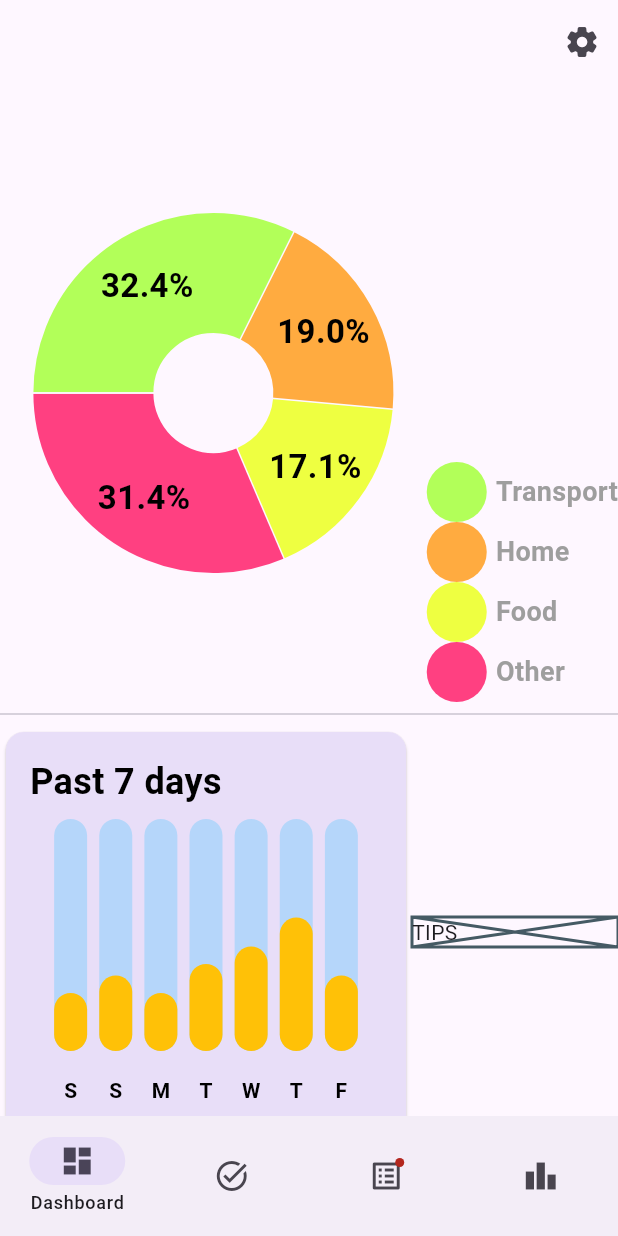
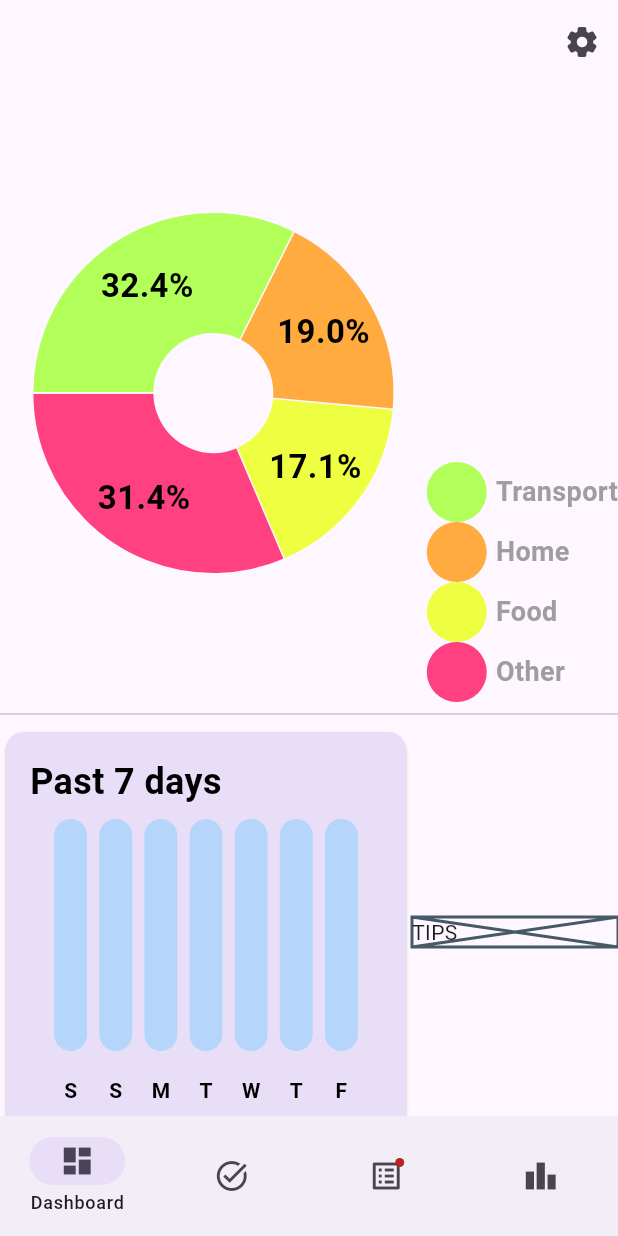
Before and after one commit to jaller698/02122_project, a Flutter app: the screen it shows after launch, after a tap on "Continue as guest", on a phone screen of 412 x 824 dp. Run offline on Flutter 3.47's test engine with Material 3 defaults, Android fonts, the phone set to English and light mode, and no system bars; drawn by our look-alikes of fl_chart; our stand-ins replace flutter_form_builder, form_builder_validators, numberpicker, shared_preferences, sqflite; missing offline and left inert: primer_progress_bar; accounts and stored records are empty; network calls fail.

```diff
--- a/Frontend/lib/src/CarbonTracker/carbon_tracker_controller.dart
+++ b/Frontend/lib/src/CarbonTracker/carbon_tracker_controller.dart
@@ -12,9 +12,11 @@ class CarbonTrackerController with ChangeNotifier {
   factory CarbonTrackerController() => _singleton;
 
   List<CarbonTrackerItem>? _carbonTrackerItems;
-  Future<List<CarbonTrackerItem>> get carbonTrackerItems {
+  Future<List<CarbonTrackerItem>> get carbonTrackerItems async {
     if (_carbonTrackerItems == null) {
-      return loadTrackerItems();
+      var list = await loadTrackerItems();
+      list.sort((a, b) => a.dateAdded.compareTo(b.dateAdded));
+      return list;
     }
     return Future(() => _carbonTrackerItems!);
   }
@@ -22,6 +24,7 @@ class CarbonTrackerController with ChangeNotifier {
   static late Future<Database> _database;
 
   Future<List<CarbonTrackerItem>> loadTrackerItems() async {
+    // TODO - path not able to be found on windows, linux and web
     _database = openDatabase(
       join(await getDatabasesPath(), 'tracker_database.db'),
       onCreate: (db, version) {
@@ -94,6 +97,21 @@ class CarbonTrackerController with ChangeNotifier {
     );
 
     await loadTrackerItems();
+  }
+
+  Future<List<double>> last7days() async {
+    var items = await carbonTrackerItems;
+    var date = DateTime.now();
+    List<double> list = [0, 0, 0, 0, 0, 0, 0];
+
+    for (var i = 0; i < items.length; i++) {
+      var diff = date.difference(items[i].dateAdded);
+      if (diff.inDays <= 7 && diff.inDays > 0) {
+        list[diff.inDays] += items[i].carbonScore;
+      }
+    }
+
+    return list;
   }
 }
 
--- a/Frontend/lib/src/CarbonTracker/carbon_tracker_controller_new.dart
+++ b/Frontend/lib/src/CarbonTracker/carbon_tracker_controller_new.dart
@@ -7,12 +7,17 @@ class CarbonTrackerControllerNew {
 }
 
 class CarbonTrackerItem {
+  CarbonTrackerItem(this.type, this.usage);
+
   CarbonTrackerType type;
   int usage;
 }
 
 class CarbonTrackerType {
+  CarbonTrackerType(this.name, this.input);
+
   String name;
+  CarbonTrackInputTypes input;
 }
 
 enum CarbonTrackInputTypes {
--- a/Frontend/lib/src/CarbonTracker/carbon_tracker_view.dart
+++ b/Frontend/lib/src/CarbonTracker/carbon_tracker_view.dart
@@ -59,7 +59,7 @@ class CarbonTrackerView extends StatelessWidget {
                                 leading: Icon(curItem.type.icon),
                                 title: Text(curItem.type.text),
                                 subtitle: Text(
-                                    '${curItem.dateAdded.hour.toString().padLeft(2, '0')}:${curItem.dateAdded.minute.toString().padLeft(2, '0')}'),
+                                    '${curItem.dateAdded.hour.toString().padLeft(2, '0')}:${curItem.dateAdded.minute.toString().padLeft(2, '0')} - ${curItem.dateAdded.day}/${curItem.dateAdded.month}/${curItem.dateAdded.year}'),
                                 trailing: Text(curItem.carbonScore.toString()),
                                 onTap: () {
                                   control.removeTrackerItem(curItem.id!);
--- a/Frontend/lib/src/Dashboard/week_summary_bar_chart.dart
+++ b/Frontend/lib/src/Dashboard/week_summary_bar_chart.dart
@@ -1,6 +1,7 @@
 import 'dart:async';
 import 'dart:math';
 
+import 'package:carbon_footprint/src/CarbonTracker/carbon_tracker_controller.dart';
 import 'package:fl_chart/fl_chart.dart';
 import 'package:flutter/material.dart';
 
@@ -33,6 +34,10 @@ class WeekSummaryBarChartState extends State<WeekSummaryBarChart> {
 
   @override
   Widget build(BuildContext context) {
+    return FutureBuilder(
+      future: CarbonTrackerController().last7days(),
+      builder: (context, snapshot) {
+        if (snapshot.hasData) {
           return AspectRatio(
             aspectRatio: 1,
             child: Card(
@@ -58,7 +63,9 @@ class WeekSummaryBarChartState extends State<WeekSummaryBarChart> {
                         child: Padding(
                           padding: const EdgeInsets.symmetric(horizontal: 8),
                           child: BarChart(
-                      isPlaying ? randomData() : mainBarData(),
+                            isPlaying
+                                ? randomData()
+                                : mainBarData(snapshot.data!),
                             swapAnimationDuration: animDuration,
                           ),
                         ),
@@ -76,6 +83,13 @@ class WeekSummaryBarChartState extends State<WeekSummaryBarChart> {
                 },
               ),
             ),
+          );
+        } else if (snapshot.hasError) {
+          return Text('error: ${snapshot.error.toString()}');
+        } else {
+          return const CircularProgressIndicator();
+        }
+      },
     );
   }
 
@@ -109,22 +123,23 @@ class WeekSummaryBarChartState extends State<WeekSummaryBarChart> {
     );
   }
 
-  List<BarChartGroupData> showingGroups() => List.generate(7, (i) {
+  List<BarChartGroupData> showingGroups(List<double> data) =>
+      List.generate(7, (i) {
         switch (i) {
           case 0:
-            return makeGroupData(0, 5, isTouched: i == touchedIndex);
+            return makeGroupData(0, data[6], isTouched: i == touchedIndex);
           case 1:
-            return makeGroupData(1, 6.5, isTouched: i == touchedIndex);
+            return makeGroupData(1, data[5], isTouched: i == touchedIndex);
           case 2:
-            return makeGroupData(2, 5, isTouched: i == touchedIndex);
+            return makeGroupData(2, data[4], isTouched: i == touchedIndex);
           case 3:
-            return makeGroupData(3, 7.5, isTouched: i == touchedIndex);
+            return makeGroupData(3, data[3], isTouched: i == touchedIndex);
           case 4:
-            return makeGroupData(4, 9, isTouched: i == touchedIndex);
+            return makeGroupData(4, data[2], isTouched: i == touchedIndex);
           case 5:
-            return makeGroupData(5, 11.5, isTouched: i == touchedIndex);
+            return makeGroupData(5, data[1], isTouched: i == touchedIndex);
           case 6:
-            return makeGroupData(6, 6.5, isTouched: i == touchedIndex);
+            return makeGroupData(6, data[0], isTouched: i == touchedIndex);
           default:
             return throw Error();
         }
@@ -157,7 +172,7 @@ class WeekSummaryBarChartState extends State<WeekSummaryBarChart> {
     return weekDay;
   }
 
-  BarChartData mainBarData() {
+  BarChartData mainBarData(List<double> data) {
     return BarChartData(
       barTouchData: BarTouchData(
         touchTooltipData: BarTouchTooltipData(
@@ -248,7 +263,7 @@ class WeekSummaryBarChartState extends State<WeekSummaryBarChart> {
       borderData: FlBorderData(
         show: false,
       ),
-      barGroups: showingGroups(),
+      barGroups: showingGroups(data),
       gridData: const FlGridData(show: false),
     );
   }
```
Lines whose indentation alone changed are shown as unchanged.
